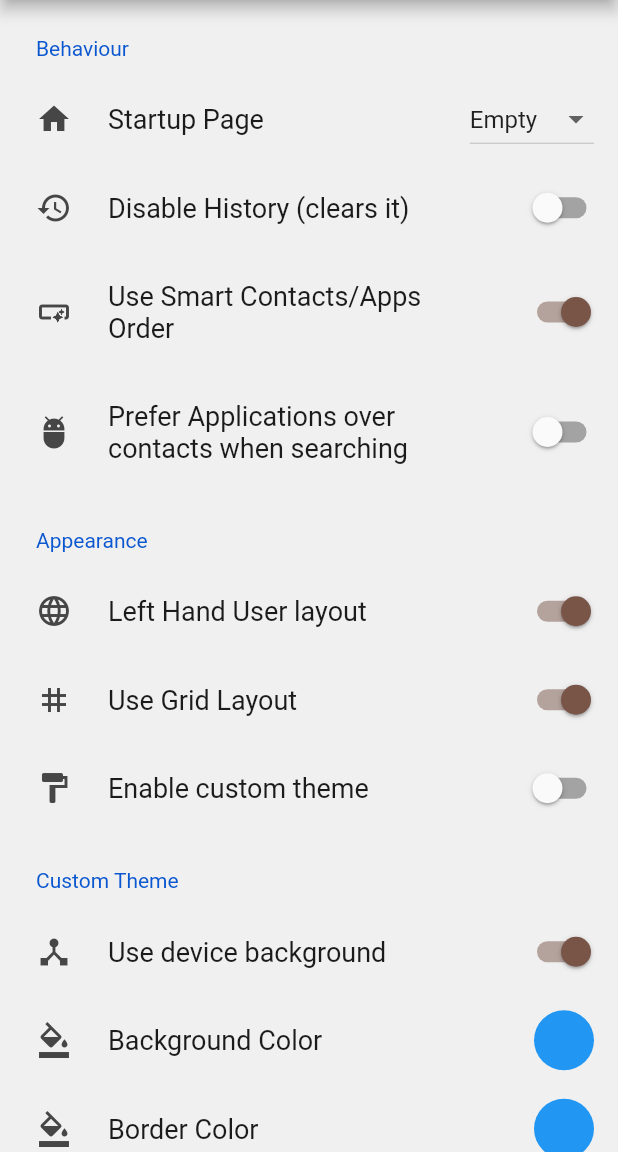
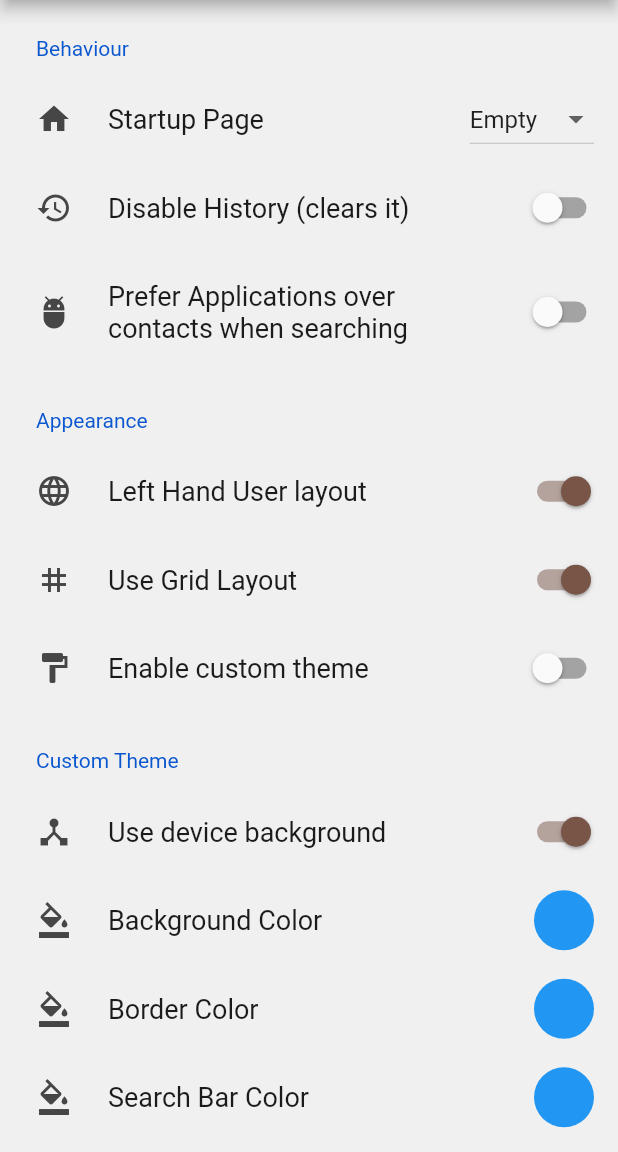
Before and after one commit to ayham-1/firmus, a Flutter app: the Settings screen opened by its route, on a phone screen of 412 x 824 dp, the part 84-1236 px from its top. Run offline on Flutter 3.47's test engine with Material 2 defaults, Android fonts, the phone set to English and light mode, and no system bars; drawn by our look-alikes of settings_ui; our stand-ins replace flutter_colorpicker, flutter_contacts, flutter_riverpod, hive, hive_flutter, permission_handler and 1 more; missing offline and left inert: device_apps, fuzzywuzzy; accounts and stored records are empty.

Commit message:
add prefer apps over contacts config

```diff
--- a/lib/views/settings.dart
+++ b/lib/views/settings.dart
@@ -72,21 +72,12 @@
                         ),
                         SettingsTile.switchTile(
                           onToggle: (value) => prefs
-                              .setBool("useSmartOrder", value)
-                              .then((value) => setState(() => {})),
-                          title: const Text("Use Smart Contacts/Apps Order"),
-                          leading: const Icon(Icons.smart_button),
-                          initialValue: prefs.getBool("useSmartOrder") ?? true,
-                        ),
-                        SettingsTile.switchTile(
-                          onToggle: (value) => prefs
                               .setBool("preferAppsOverContacts", value)
                               .then((value) => setState(() => {})),
                           initialValue: prefs.getBool("preferAppsOverContacts"),
                           title: const Text(
                               "Prefer Applications over contacts when searching"),
                           leading: const Icon(Icons.adb),
-                          enabled: !(prefs.getBool("useSmartOrder") ?? false),
                         ),
                       ],
                     ),
```
Also changed, not shown: lib/state.dart (+12 -2 lines).
